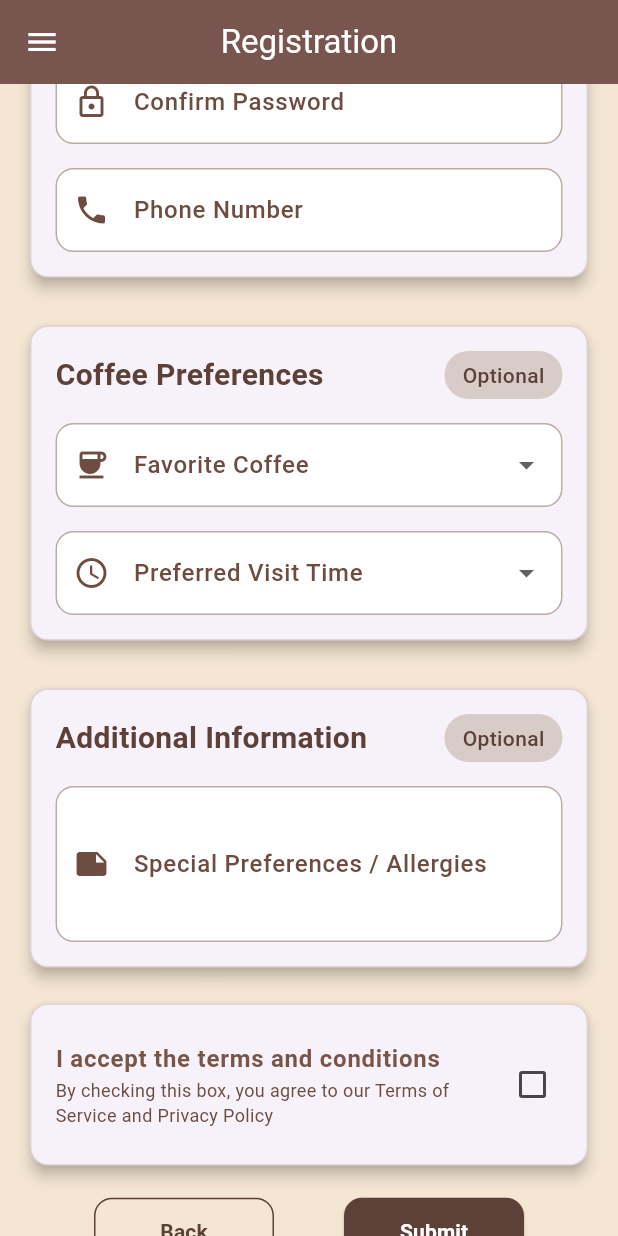
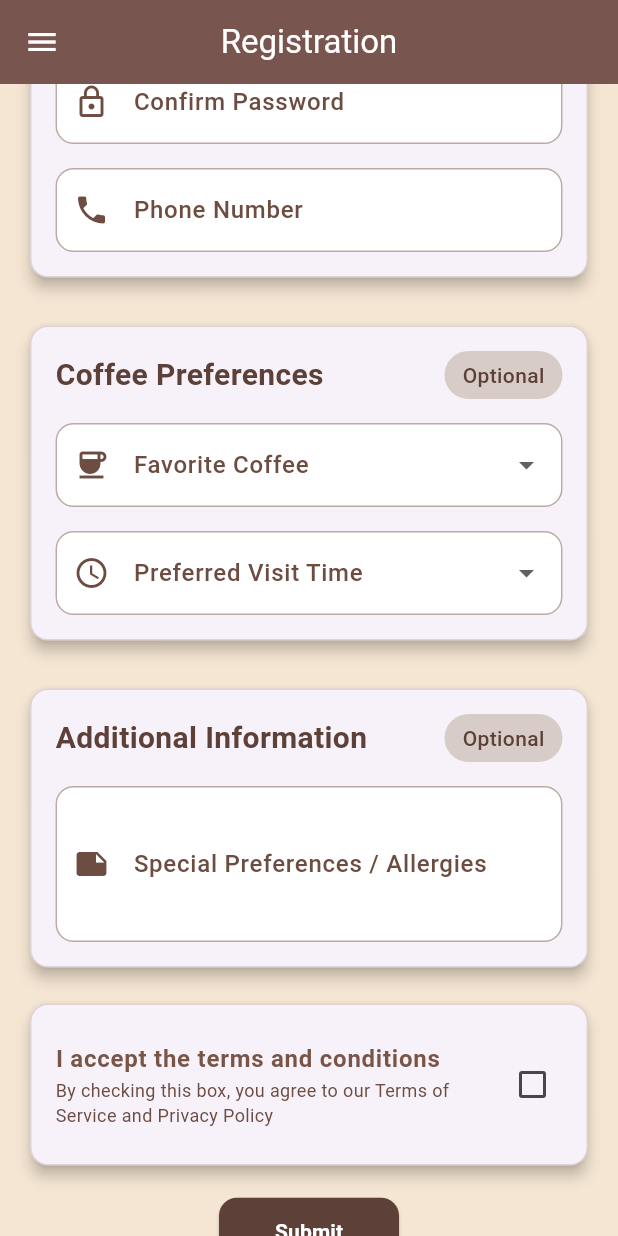
Before and after one commit to nathanG2129/CafeConnect, a Flutter app: the RegistrationPage screen opened by its route, scrolled down 576 dp, on a phone screen of 412 x 824 dp. Run offline on Flutter 3.47's test engine with Material 3 defaults, Android fonts, the phone set to English and light mode, and no system bars; our stand-ins replace cloud_firestore, firebase_auth, firebase_core, get_storage; accounts and stored records are empty; generated files the repository leaves out were written again.

Commit message:
Refactor LoginPage and RegistrationPage for improved navigation
- Removed the back button from LoginPage and updated navigation to use named routes for consistency.
- Enhanced RegistrationPage by adding a static route name and a unique key to force the AppDrawer to rebuild.
- Updated AppDrawer to reflect the current route for better navigation experience.

```diff
--- a/lib/pages/registration_page.dart
+++ b/lib/pages/registration_page.dart
@@ -7,11 +7,15 @@ import '../services/auth_service.dart';
 import 'home_page.dart';
 
 class RegistrationPage extends StatelessWidget {
+  static const String routeName = '/register';
+
   const RegistrationPage({super.key});
 
   @override
   Widget build(BuildContext context) {
+    // Add a key to force the AppDrawer to rebuild and update its selection
     return Scaffold(
+      key: UniqueKey(),
       backgroundColor: const Color(0xFFF5E6D3),
       appBar: AppBar(
         title: const Text("Registration"),
@@ -19,7 +23,7 @@ class RegistrationPage extends StatelessWidget {
         backgroundColor: Colors.brown,
         foregroundColor: Colors.white,
       ),
-      drawer: const AppDrawer(),
+      drawer: const AppDrawer(currentRoute: '/register'),
       body: const SingleChildScrollView(
         child: Column(
           children: [
@@ -462,25 +466,6 @@ class _RegistrationFormState extends State<RegistrationForm> {
             child: Row(
               mainAxisAlignment: MainAxisAlignment.spaceEvenly,
               children: [
-                OutlinedButton(
-                  onPressed: _isLoading ? null : () {
-                    Navigator.pop(context);
-                  },
-                  style: OutlinedButton.styleFrom(
-                    minimumSize: const Size(120, 45),
-                    side: BorderSide(color: Colors.brown[700]!),
-                    shape: RoundedRectangleBorder(
-                      borderRadius: BorderRadius.circular(12),
-                    ),
-                  ),
-                  child: Text(
-                    'Back',
-                    style: TextStyle(
-                      color: Colors.brown[700],
-                      fontWeight: FontWeight.bold,
-                    ),
-                  ),
-                ),
                 ElevatedButton(
                   onPressed: _isLoading ? null : () async {
                     setState(() {
```
Also changed, not shown: lib/pages/login_page.dart (+1 -12 lines), lib/widgets/app_drawer.dart (+8 -3 lines).
